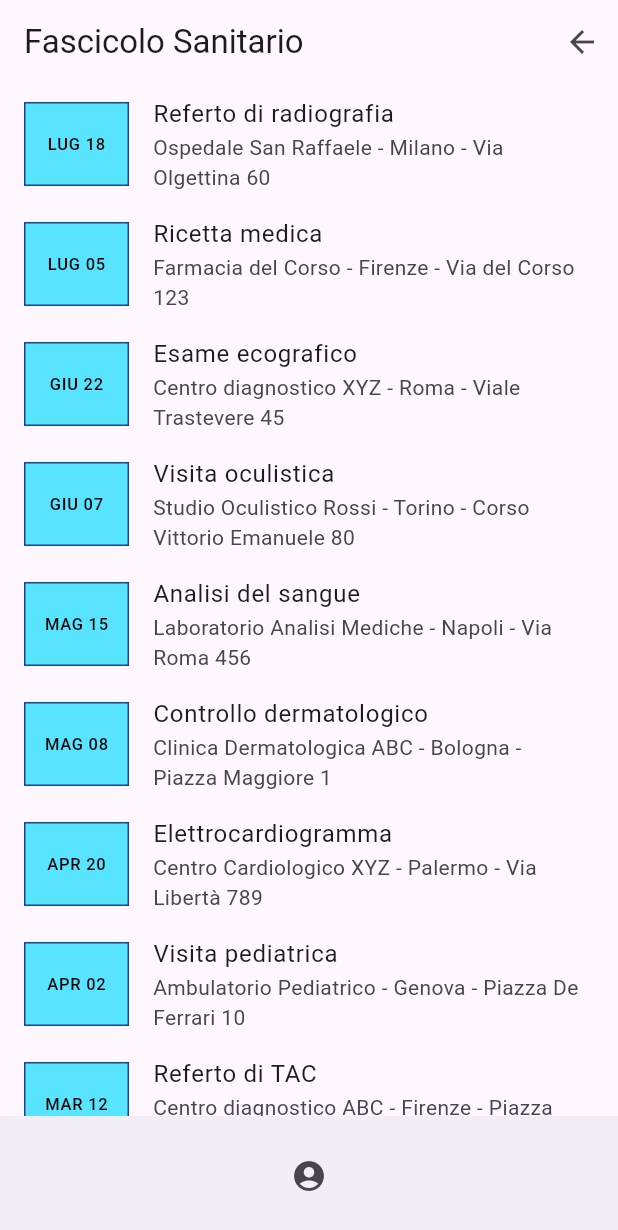
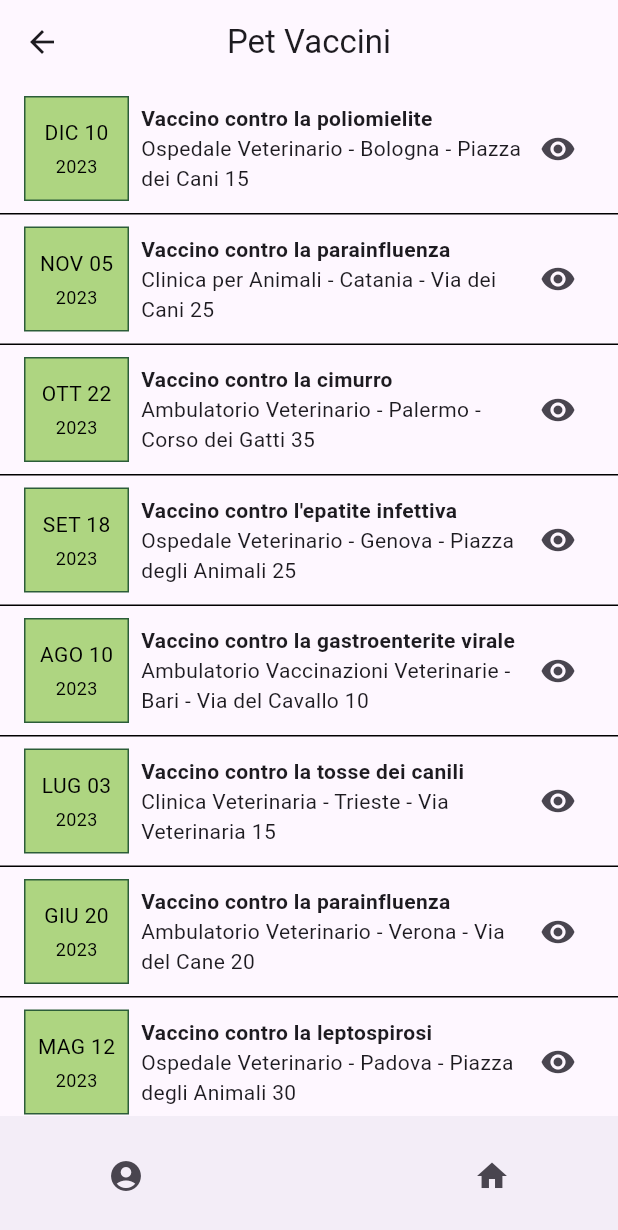
Before and after one commit to Lockyleo1/CareCrafter, a Flutter app: the screen it shows after launch, on a phone screen of 412 x 824 dp. Shown: the top 1230 px of the screen. Run offline on Flutter 3.47's test engine with Material 3 defaults, Android fonts, the light colour scheme and no system bars.

Commit message:
Creazione PetVaccini

```diff
--- /dev/null
+++ b/care_crafter/assets/PetVaccini.json
@@ -0,0 +1,57 @@
+[
+    {
+      "date": "DIC 10",
+      "title": "Vaccino contro la poliomielite",
+      "subtitle": "Ospedale Veterinario - Bologna - Piazza dei Cani 15"
+    },
+    {
+      "date": "NOV 05",
+      "title": "Vaccino contro la parainfluenza",
+      "subtitle": "Clinica per Animali - Catania - Via dei Cani 25"
+    },
+    {
+      "date": "OTT 22",
+      "title": "Vaccino contro la cimurro",
+      "subtitle": "Ambulatorio Veterinario - Palermo - Corso dei Gatti 35"
+    },
+    {
+      "date": "SET 18",
+      "title": "Vaccino contro l'epatite infettiva",
+      "subtitle": "Ospedale Veterinario - Genova - Piazza degli Animali 25"
+    },
+    {
+      "date": "AGO 10",
+      "title": "Vaccino contro la gastroenterite virale",
+      "subtitle": "Ambulatorio Vaccinazioni Veterinarie - Bari - Via del Cavallo 10"
+    },
+    {
+      "date": "LUG 03",
+      "title": "Vaccino contro la tosse dei canili",
+      "subtitle": "Clinica Veterinaria - Trieste - Via Veterinaria 15"
+    },
+    {
+      "date": "GIU 20",
+      "title": "Vaccino contro la parainfluenza",
+      "subtitle": "Ambulatorio Veterinario - Verona - Via del Cane 20"
+    },
+    {
+      "date": "MAG 12",
+      "title": "Vaccino contro la leptospirosi",
+      "subtitle": "Ospedale Veterinario - Padova - Piazza degli Animali 30"
+    },
+    {
+      "date": "APR 05",
+      "title": "Vaccino contro la rabbia",
+      "subtitle": "Ambulatorio Vaccinazioni Veterinarie - Venezia - Corso dei Gatti 5"
+    },
+    {
+      "date": "MAR 01",
+      "title": "Vaccino contro la parvovirosi",
+      "subtitle": "Clinica Veterinaria - Udine - Via del Cavallo 1"
+    },
+    {
+      "date": "GEN 15",
+      "title": "Vaccino contro la leptospirosi",
+      "subtitle": "Ambulatorio Vaccinazioni Veterinarie - Firenze - Via del Cavallo 5"
+    }
+]
--- a/care_crafter/lib/main.dart
+++ b/care_crafter/lib/main.dart
@@ -1,43 +1,45 @@
 import 'package:flutter/material.dart';
 import 'dart:convert';
+import 'widgets/custom_bottom_navigation_bar.dart';
+
 
 void main() {
   WidgetsFlutterBinding.ensureInitialized();
 
-  runApp(MyApp());
+  runApp(PetVaccini());
 }
 
-class MyApp extends StatelessWidget {
+class PetVaccini extends StatelessWidget {
   @override
   Widget build(BuildContext context) {
     return MaterialApp(
-      title: 'Health Records App',
+      title: 'PetVaccini',
       theme: ThemeData(
         primarySwatch: Colors.blue,
       ),
-      home: HealthRecordPage(),
+      home: VacineRecordPage(),
     );
   }
 }
 
-class HealthRecordPage extends StatelessWidget {
+class VacineRecordPage extends StatelessWidget {
   @override
   Widget build(BuildContext context) {
     return Scaffold(
       appBar: AppBar(
-        title: Text('Fascicolo Sanitario'),
-        actions: <Widget>[
+        leading:
           IconButton(
             icon: Icon(Icons.arrow_back),
             onPressed: () {
               // Navigate back to the homepage
             },
           ),
-        ],
+        title: Text('Pet Vaccini'),
+        centerTitle: true,
       ),
       body: FutureBuilder(
         future:
-            DefaultAssetBundle.of(context).loadString('assets/referti.json'),
+            DefaultAssetBundle.of(context).loadString('assets/PetVaccini.json'),
         builder: (context, snapshot) {
           if (!snapshot.hasData) {
             return Center(
@@ -51,13 +53,23 @@
           return ListView.builder(
             itemCount: healthRecords == null ? 0 : healthRecords.length,
             itemBuilder: (context, index) {
-              return ListTile(
-                leading: Container(
+              return Column(
+                children: [
+                  Container(
+                    padding: EdgeInsets.symmetric(horizontal: 16, vertical: 8),
+                    decoration: BoxDecoration(
+                      border: Border(
+                        bottom: BorderSide(color: Colors.black, width: 1), // Aggiunge una linea nera in basso
+                      ),
+                    ),
+                    child: Row(
+                      children: [
+                        Container(
                           width: 70,
                           height: 70,
                           decoration: BoxDecoration(
-                    color: Color(0xFF58E4FF),
-                    border: Border.all(color: Color(0xFF1C448E)),
+                            color: Color.fromRGBO(174, 213, 129,1),
+                            border: Border.all(color: Color(0xff2C5D39)),
                           ),
                           child: Column(
                             mainAxisAlignment: MainAxisAlignment.center,
@@ -66,29 +78,43 @@
                                 healthRecords[index]['date'],
                                 style: TextStyle(color: Colors.black),
                               ),
+                              SizedBox(height: 4), // Spazio tra la data e l'anno
+                              Text(
+                                '2023',
+                                style: TextStyle(color: Colors.black, fontSize: 12), // Stile per l'anno
+                              ),
                             ],
                           ),
                         ),
-                title: Text(healthRecords[index]['title']),
-                subtitle: Text(healthRecords[index]['subtitle']),
+                        SizedBox(width: 8), // Spazio tra la data e l'icona
+                        Expanded(
+                          child: Column(
+                            crossAxisAlignment: CrossAxisAlignment.start,
+                            children: [
+                              Text(
+                                healthRecords[index]['title'],
+                                style: TextStyle(fontWeight: FontWeight.bold),
+                              ),
+                              Text(healthRecords[index]['subtitle']),
+                            ],
+                          ),
+                        ),
+                        IconButton(
+                          icon: Icon(Icons.visibility), // Icona dell'occhio
+                          onPressed: () {
+                            // Azione quando si preme l'occhio
+                          },
+                        ),
+                      ],
+                    ),
+                  ),
+                ],
               );
             },
           );
         },
       ),
-      bottomNavigationBar: BottomAppBar(
-        child: Row(
-          mainAxisAlignment: MainAxisAlignment.spaceAround,
-          children: <Widget>[
-            IconButton(
-              icon: Icon(Icons.account_circle),
-              onPressed: () {
-                // Navigate to user account page
-              },
-            ),
-          ],
-        ),
-      ),
+     bottomNavigationBar: CustomBottomNavigationBar(),
     );
   }
 }
--- /dev/null
+++ b/care_crafter/lib/widgets/custom_bottom_navigation_bar.dart
@@ -0,0 +1,27 @@
+import 'package:flutter/material.dart';
+
+class CustomBottomNavigationBar extends StatelessWidget {
+  @override
+  Widget build(BuildContext context) {
+    return BottomAppBar(
+      child: Row(
+        mainAxisAlignment: MainAxisAlignment.spaceAround,
+        children: <Widget>[
+          IconButton(
+            icon: Icon(Icons.account_circle),
+            onPressed: () {
+              // Azione per l'icona dell'account
+            },
+          ),
+          SizedBox(width: 20),
+          IconButton(
+            icon: Icon(Icons.home),
+            onPressed: () {
+              // Azione per l'icona di home
+            },
+          ),
+        ],
+      ),
+    );
+  }
+}
--- a/care_crafter/pubspec.yaml
+++ b/care_crafter/pubspec.yaml
@@ -61,7 +61,7 @@ flutter:
   # To add assets to your application, add an assets section, like this:
   assets:
     - assets/referti.json
-  #   - images/a_dot_ham.jpeg
+    - assets/PetVaccini.json
 
   # An image asset can refer to one or more resolution-specific "variants", see
   # https://flutter.dev/assets-and-images/#resolution-aware
```
Lines whose indentation alone changed are shown as unchanged.
